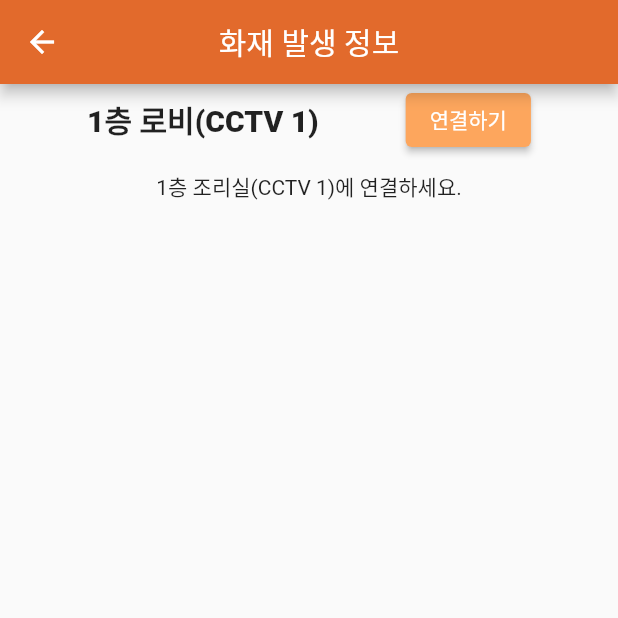
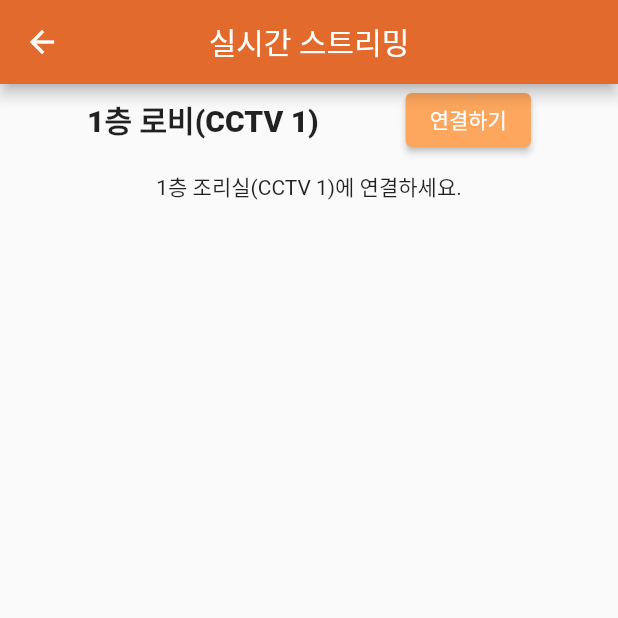
Before and after one commit to KOBOTBOARD-11/OSS_2022, a Flutter app: the FireStreamPage screen opened by its route, on a phone screen of 412 x 824 dp, the top half of it. Run offline on Flutter 3.47's test engine with Material 2 defaults, Android fonts, the phone set to English and light mode, and no system bars; our stand-ins replace cloud_firestore, firebase_core, stop_watch_timer, video_player; accounts and stored records are empty.

Commit message:
fix : fix page appbar name

```diff
--- a/booriya/lib/pages/fire_detect_page/fire_detect_page.dart
+++ b/booriya/lib/pages/fire_detect_page/fire_detect_page.dart
@@ -23,7 +23,7 @@ class _FireDetectPageState extends State<FireDetectPage> {
     //print("hi");
     return Scaffold(
       appBar: AppBar(
-        title: Text("화재 발생 정보"),
+        title: Text("인원 감지 내역"),
       ),
       // endDrawer: _buildBooriyaDrawer(context),
       body: StreamBuilder<QuerySnapshot>(
--- a/booriya/lib/pages/fire_detect_page/fire_detect_page_detail.dart
+++ b/booriya/lib/pages/fire_detect_page/fire_detect_page_detail.dart
@@ -19,7 +19,7 @@ class Detail extends StatelessWidget {
     final args = ModalRoute.of(context)!.settings.arguments as DetailArguments;
     return Scaffold(
       appBar: AppBar(
-        title: Text("화재 발생 정보"),
+        title: Text("인원 감지 내역"),
         leading: IconButton(
           onPressed: () {
             Navigator.pushNamedAndRemoveUntil(
--- a/booriya/lib/pages/fire_stream_page/fire_stream_page.dart
+++ b/booriya/lib/pages/fire_stream_page/fire_stream_page.dart
@@ -5,8 +5,7 @@ class FireStreamPage extends StatelessWidget {
   @override
   Widget build(BuildContext context) {
     return Scaffold(
-      appBar: AppBar(title: Text("화재 발생 정보")),
-      // endDrawer: _buildBooriyaDrawer(context),
+      appBar: AppBar(title: Text("실시간 스트리밍")),
       body: Container(
         alignment: Alignment.center,
         child: Column(
```
